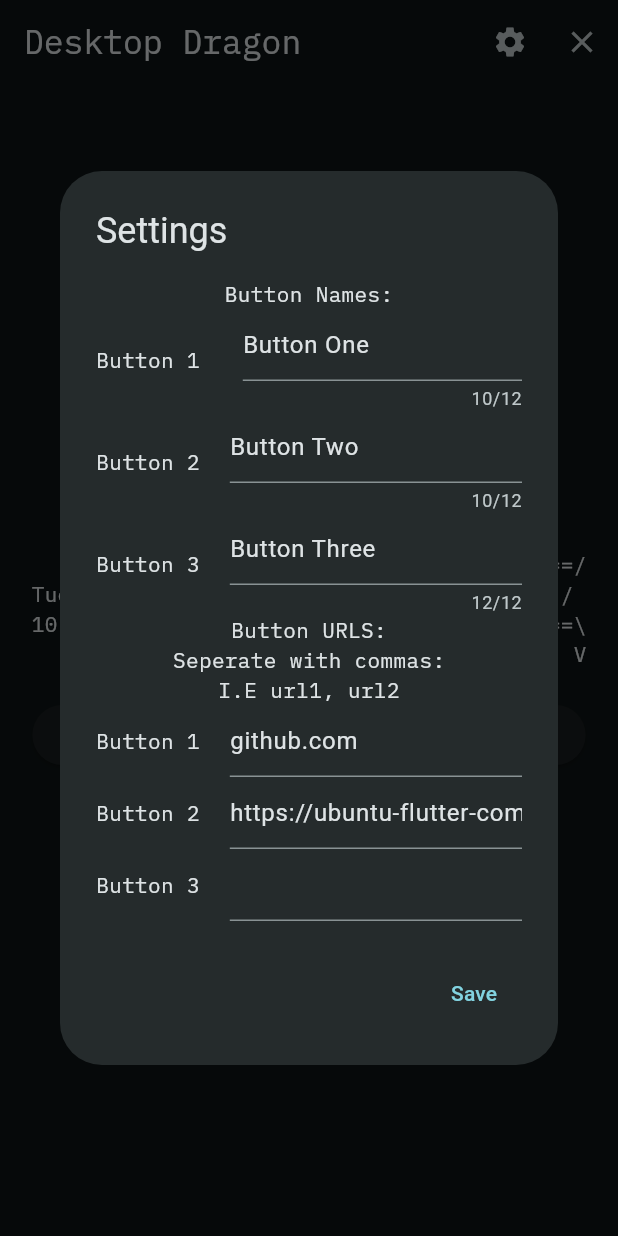
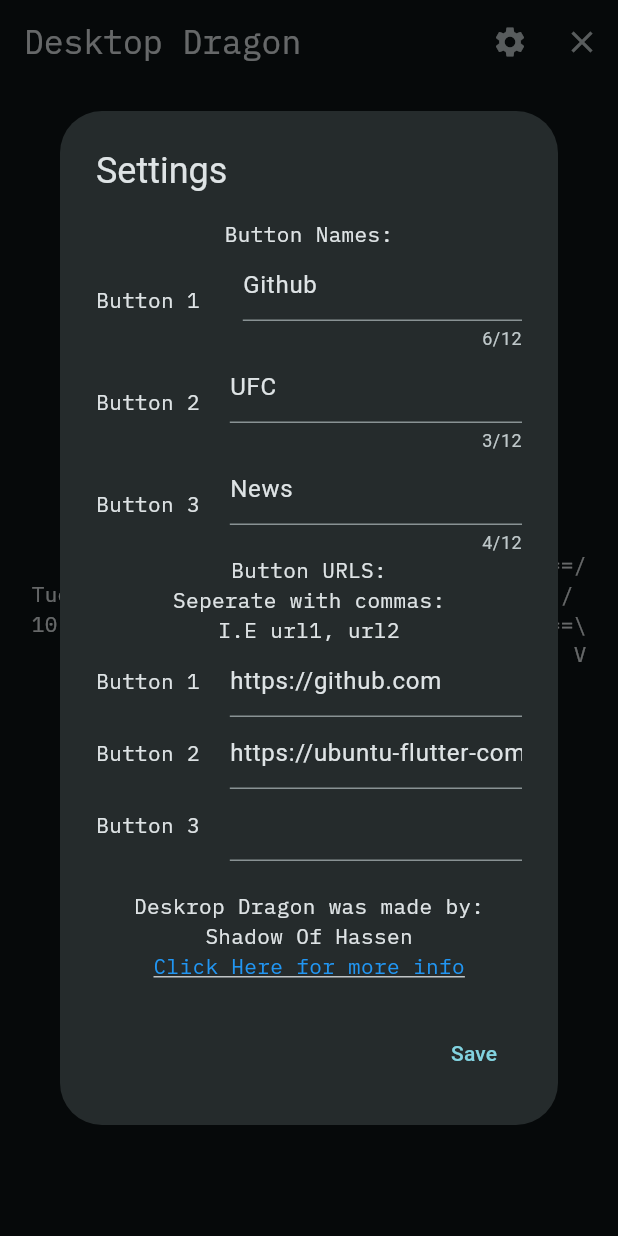
Before and after one commit to TheShadowOfHassen/Desktop-Dragon, a Flutter app: the screen it shows after launch, after a tap on the "settings" icon, on a phone screen of 412 x 824 dp. Run offline on Flutter 3.47's test engine with Material 3 defaults, Android fonts, the phone set to English and light mode, and no system bars; our stand-ins replace date_format, google_fonts, shared_preferences; missing offline and left inert: window_manager; statements that could not run were skipped.

Commit message:
Added default URLs and buttons and added about page

```diff
--- a/lib/main.dart
+++ b/lib/main.dart
@@ -1,3 +1,6 @@
+//Desktop Dragon
+// Copyright 2025 ShadowOfHassen
+// This app is licensed under the GNU GPL 3.0
 import 'package:flutter/material.dart';
 import 'package:url_launcher/url_launcher.dart';
 import 'package:date_format/date_format.dart';
@@ -182,6 +185,16 @@ class _DesktopDragonState extends State<DesktopDragon> {
                     ),
                   ],
                 ),
+                const SizedBox(height: 20),
+                Text('Deskrop Dragon was made by:'),
+                Text('Shadow Of Hassen'),
+                InkWell(
+                  onTap: () => launchUrl(Uri.parse('https://github.com/TheShadowOfHassen/Desktop-Dragon')),
+                  child: Text(
+                    'Click Here for more info',
+                    style: TextStyle(decoration: TextDecoration.underline, color: Colors.blue),
+                  ),
+                ),
               ],
             ),
           ),
@@ -215,18 +228,18 @@ class _DesktopDragonState extends State<DesktopDragon> {
     // For the first button
     String? button_oneLabel = prefs.getString('button_oneLabel');
     if (button_oneLabel == null) {
-      button_oneLabel = 'Button One';
+      button_oneLabel = 'Github';
     }
     ;
     List<String>? button_oneList = prefs.getStringList('button_oneList');
     if (button_oneList == null) {
-      button_oneList = <String>['github.com'];
+      button_oneList = <String>['https://github.com'];
     }
     ;
     // For the second button
     String? button_twoLabel = prefs.getString('button_twoLabel');
     if (button_twoLabel == null) {
-      button_twoLabel = 'Button Two';
+      button_twoLabel = 'UFC';
     }
     ;
     List<String>? button_twoList = prefs.getStringList('button_twoList');
@@ -239,12 +252,12 @@ class _DesktopDragonState extends State<DesktopDragon> {
     // For the third button
     String? button_threeLabel = prefs.getString('button_threeLabel');
     if (button_threeLabel == null) {
-      button_threeLabel = 'Button Three';
+      button_threeLabel = 'News';
     }
     ;
     List<String>? button_threeList = prefs.getStringList('button_threeList');
     if (button_threeList == null) {
-      button_threeList = <String>['https://github.com/TheShadowOfHassen'];
+      button_threeList = <String>['https://www.gamingonlinux.com','https://itsfoss.com','https://www.omgubuntu.co.uk'];
     }
     ;
     ButtonOneLabel = button_oneLabel;
@@ -273,9 +286,6 @@ class _DesktopDragonState extends State<DesktopDragon> {
     await prefs.setStringList('button_oneList', button_oneList);
     await prefs.setStringList('button_twoList', button_twoList);
     await prefs.setStringList('button_threeList', button_threeList);
-    //await prefs.setString('action', 'Start');
-    // Save an list of strings to 'items' key.
-    //await prefs.setStringList('items', <String>['Earth', 'Moon', 'Sun']);
   }
 
   Widget build(BuildContext context) {
```
